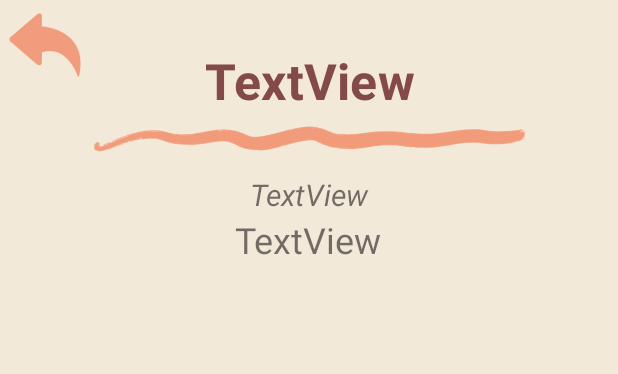
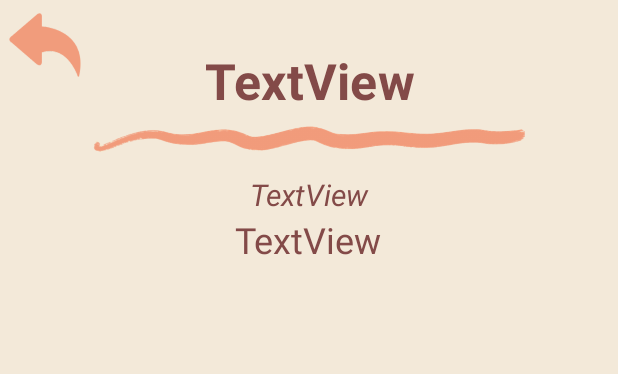
Before and after one commit to TorchTheo/Note, an Android app: the layout dialog_show_note.xml on its own in the app's theme, with its tools: preview values and no code run, on a phone screen of 412 x 824 dp. Shown: the top 374 px of the screen. Run offline under Robolectric (Android 15) with nearby library versions, the phone set to English and light mode, and no system bars.

Commit message:
Fix BUG in font color

```diff
--- a/app/src/main/res/layout/dialog_show_note.xml
+++ b/app/src/main/res/layout/dialog_show_note.xml
@@ -37,6 +37,7 @@
         android:text="TextView"
         android:textAlignment="center"
         android:textAllCaps="false"
+        android:textColor="@color/color6"
         android:textSize="24sp"
         app:layout_constraintEnd_toEndOf="parent"
         app:layout_constraintHorizontal_bias="0.495"
@@ -61,6 +62,7 @@
         android:hint="@string/time_hint"
         android:text="TextView"
         android:textAlignment="center"
+        android:textColor="@color/color6"
         android:textSize="20sp"
         android:textStyle="italic"
         app:layout_constraintEnd_toEndOf="parent"
--- a/app/src/main/res/layout/listitem.xml
+++ b/app/src/main/res/layout/listitem.xml
@@ -36,12 +36,14 @@
         android:ellipsize="end"
         android:maxEms="15"
         android:singleLine="true"
+        android:textColor="@color/color6"
         android:textSize="14sp" />
 
     <TextView
         android:id="@+id/briefTime"
         android:layout_width="match_parent"
         android:layout_height="wrap_content"
-        android:layout_marginStart="48dp" />
+        android:layout_marginStart="48dp"
+        android:textColor="@color/color6" />
 
 </LinearLayout>
```
